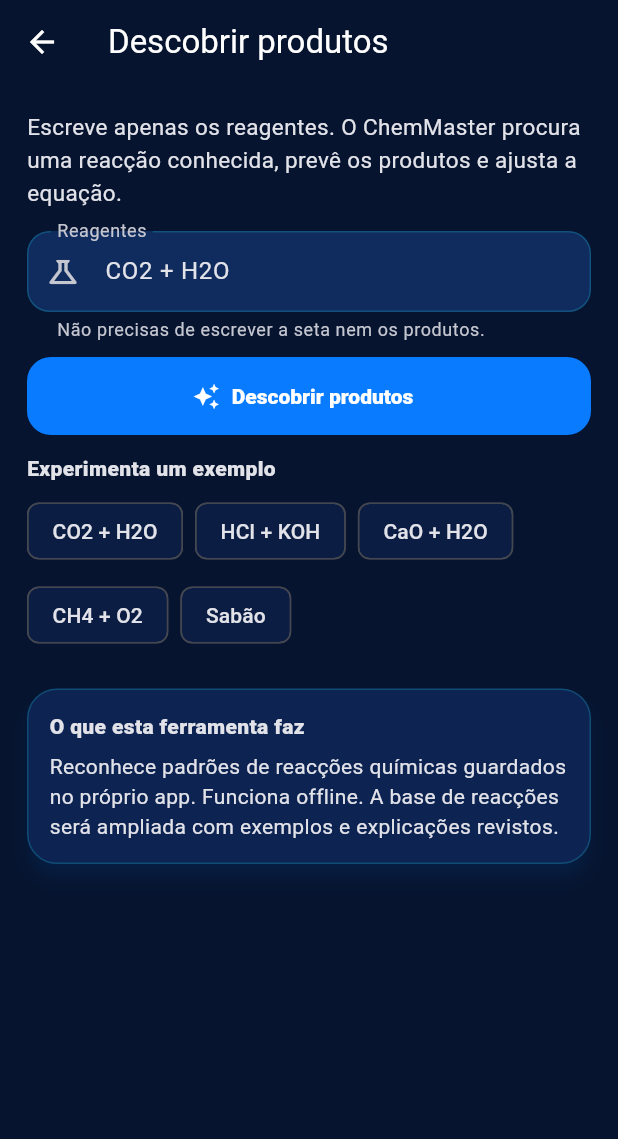
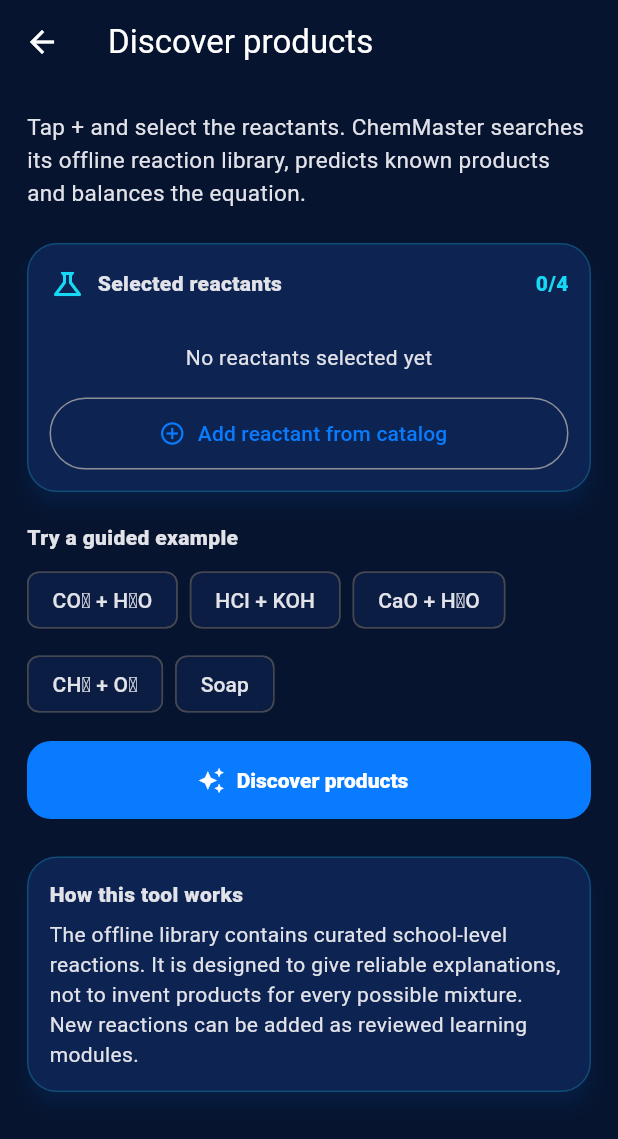
Before and after one commit to nexauren1/ChemMaster, a Flutter app: the ProductDiscoveryScreen screen opened directly, on a phone screen of 412 x 824 dp. Shown: the top 1139 px of the screen. Run offline on Flutter 3.47's test engine with Material 3 defaults, Android fonts, the phone set to English and light mode, and no system bars; our stand-ins replace shared_preferences; accounts and stored records are empty.

Commit message:
feat: replace formula typing with visual reactant selection

```diff
--- a/lib/screens/advanced_chemistry_screens.dart
+++ b/lib/screens/advanced_chemistry_screens.dart
@@ -1,4 +1,8 @@
 import 'package:flutter/material.dart';
+
+import '../core/chem_language.dart';
+import '../data/chemical_catalog.dart';
+import '../widgets/chemical_picker.dart';
 
 import '../chemistry/electron_configuration.dart';
 import '../chemistry/reaction_predictor.dart';
@@ -16,21 +20,77 @@ class ProductDiscoveryScreen extends StatefulWidget {
 }
 
 class _ProductDiscoveryScreenState extends State<ProductDiscoveryScreen> {
-  final TextEditingController _input =
-      TextEditingController(text: 'CO2 + H2O');
+  final List<ChemicalSpecies> _reactants = [];
   ReactionPrediction? _prediction;
   String? _message;
   bool _searched = false;
 
-  void _discover([String? example]) {
-    if (example != null) _input.text = example;
-    FocusScope.of(context).unfocus();
+  bool get _english => isEnglish(context);
+
+  Future<void> _addReactant() async {
+    if (_reactants.length >= 4) {
+      ScaffoldMessenger.of(context).showSnackBar(
+        SnackBar(content: Text(_english
+            ? 'Choose up to four reactants for this tool.'
+            : 'Escolhe até quatro reagentes nesta ferramenta.')),
+      );
+      return;
+    }
+    final item = await ChemicalPicker.show(context);
+    if (!mounted || item == null) return;
+    setState(() {
+      if (!_reactants.any((existing) => existing.id == item.id)) {
+        _reactants.add(item);
+      }
+      _prediction = null;
+      _message = null;
+      _searched = false;
+    });
+  }
+
+  void _loadExample(List<String> formulas) {
+    final items = formulas.map((formula) => chemicalCatalog.firstWhere(
+      (item) => item.formula == formula,
+    )).toList();
+    setState(() {
+      _reactants
+        ..clear()
+        ..addAll(items);
+      _prediction = null;
+      _message = null;
+      _searched = false;
+    });
+  }
+
+  void _removeReactant(ChemicalSpecies item) {
+    setState(() {
+      _reactants.remove(item);
+      _prediction = null;
+      _message = null;
+      _searched = false;
+    });
+  }
+
+  void _discover() {
+    if (_reactants.length < 2) {
+      setState(() {
+        _prediction = null;
+        _message = _english
+            ? 'Choose at least two reactants. A reaction needs substances to interact.'
+            : 'Escolhe pelo menos dois reagentes. Uma reacção precisa de substâncias que interajam.';
+        _searched = true;
+      });
+      return;
+    }
     try {
-      final result = ReactionPredictor.predict(_input.text);
+      final formulas = _reactants.map(formulaForReaction).toList();
+      final result = ReactionPredictor.predict(formulas.join(' + '));
       setState(() {
         _prediction = result;
         _message = result == null
-            ? 'Ainda não tenho uma regra química suficientemente segura para estes reagentes. O produto pode depender da concentração, temperatura, pressão, solvente ou de um catalisador.'
+            ? (_english
+                ? 'This combination is not yet in the verified reaction library. Products may depend on temperature, concentration, pressure, solvent or a catalyst. The app will not guess.'
+                : 'Esta combinação ainda não está na biblioteca de reacções verificadas. Os produtos podem depender da temperatura, concentração, pressão, solvente ou catalisador. O app não vai adivinhar.')
             : null;
         _searched = true;
       });
@@ -43,59 +103,142 @@ class _ProductDiscoveryScreenState extends State<ProductDiscoveryScreen> {
     } catch (_) {
       setState(() {
         _prediction = null;
-        _message = 'Não consegui interpretar esta entrada. Verifica as fórmulas e separa os reagentes com +.';
+        _message = _english
+            ? 'I could not interpret this selection. Choose the substances again.'
+            : 'Não consegui interpretar esta selecção. Escolhe novamente as substâncias.';
         _searched = true;
       });
     }
   }
 
-  @override
-  void dispose() {
-    _input.dispose();
-    super.dispose();
+  void _showSoap() {
+    setState(() {
+      _prediction = ReactionPredictor.soap();
+      _message = null;
+      _searched = true;
+    });
   }
 
   @override
   Widget build(BuildContext context) => Scaffold(
-        appBar: AppBar(title: const Text('Descobrir produtos')),
+    appBar: AppBar(
+      title: Text(_english ? 'Discover products' : 'Descobrir produtos'),
+    ),
     body: ListView(
       padding: const EdgeInsets.all(18),
       children: [
-            const Text(
-              'Escreve apenas os reagentes. O ChemMaster procura uma reacção conhecida, prevê os produtos e ajusta a equação.',
-              style: TextStyle(fontSize: 15, height: 1.45),
+        Text(
+          _english
+              ? 'Tap + and select the reactants. ChemMaster searches its offline reaction library, predicts known products and balances the equation.'
+              : 'Toca em + e escolhe os reagentes. O ChemMaster consulta a biblioteca offline de reacções, apresenta produtos conhecidos e equilibra a equação.',
+          style: const TextStyle(fontSize: 15, height: 1.45),
         ),
-            const SizedBox(height: 14),
-            TextField(
-              controller: _input,
-              textInputAction: TextInputAction.search,
-              onSubmitted: (_) => _discover(),
-              decoration: const InputDecoration(
-                labelText: 'Reagentes',
-                hintText: 'Ex.: CO2 + H2O',
-                helperText: 'Não precisas de escrever a seta nem os produtos.',
-                prefixIcon: Icon(Icons.science_outlined),
+        const SizedBox(height: 15),
+        Card(
+          child: Padding(
+            padding: const EdgeInsets.all(15),
+            child: Column(
+              crossAxisAlignment: CrossAxisAlignment.start,
+              children: [
+                Row(
+                  children: [
+                    const Icon(Icons.science_outlined, color: _chemCyan),
+                    const SizedBox(width: 8),
+                    Expanded(
+                      child: Text(
+                        _english ? 'Selected reactants' : 'Reagentes escolhidos',
+                        style: const TextStyle(fontWeight: FontWeight.w900),
                       ),
                     ),
+                    Text(
+                      _reactants.length.toString() + '/4',
+                      style: const TextStyle(color: _chemCyan, fontWeight: FontWeight.w900),
+                    ),
+                  ],
+                ),
                 const SizedBox(height: 10),
-            FilledButton.icon(
-              onPressed: _discover,
-              icon: const Icon(Icons.auto_awesome),
-              label: const Text('Descobrir produtos'),
+                if (_reactants.isEmpty)
+                  Padding(
+                    padding: const EdgeInsets.symmetric(vertical: 17),
+                    child: Center(
+                      child: Text(
+                        _english ? 'No reactants selected yet' : 'Ainda não escolheste reagentes',
                       ),
-            const SizedBox(height: 12),
-            const Text('Experimenta um exemplo', style: TextStyle(fontWeight: FontWeight.w800)),
+                    ),
+                  )
+                else
+                  ..._reactants.map(
+                    (item) => Container(
+                      margin: const EdgeInsets.only(bottom: 7),
+                      decoration: BoxDecoration(
+                        color: _chemBlue.withValues(alpha: .10),
+                        borderRadius: BorderRadius.circular(13),
+                      ),
+                      child: ListTile(
+                        dense: true,
+                        leading: Text(
+                          prettyFormula(formulaForReaction(item)),
+                          style: const TextStyle(color: _chemCyan, fontWeight: FontWeight.w900, fontSize: 17),
+                        ),
+                        title: Text(item.name(_english), style: const TextStyle(fontWeight: FontWeight.w800)),
+                        subtitle: Text(item.isElement
+                            ? (_english ? 'Element • usual reaction form' : 'Elemento • forma habitual na reacção')
+                            : categoryName(item.group, _english)),
+                        trailing: IconButton(
+                          onPressed: () => _removeReactant(item),
+                          icon: const Icon(Icons.close),
+                          tooltip: _english ? 'Remove' : 'Remover',
+                        ),
+                      ),
+                    ),
+                  ),
+                OutlinedButton.icon(
+                  onPressed: _addReactant,
+                  icon: const Icon(Icons.add_circle_outline),
+                  label: Text(_english ? 'Add reactant from catalog' : 'Adicionar reagente do catálogo'),
+                  style: OutlinedButton.styleFrom(minimumSize: const Size.fromHeight(48)),
+                ),
+              ],
+            ),
+          ),
+        ),
+        const SizedBox(height: 13),
+        Text(
+          _english ? 'Try a guided example' : 'Experimenta um exemplo',
+          style: const TextStyle(fontWeight: FontWeight.w900),
+        ),
         const SizedBox(height: 8),
         Wrap(
           spacing: 8,
           runSpacing: 8,
           children: [
-                ActionChip(label: const Text('CO2 + H2O'), onPressed: () => _discover('CO2 + H2O')),
-                ActionChip(label: const Text('HCl + KOH'), onPressed: () => _discover('HCl + KOH')),
-                ActionChip(label: const Text('CaO + H2O'), onPressed: () => _discover('CaO + H2O')),
-                ActionChip(label: const Text('CH4 + O2'), onPressed: () => _discover('CH4 + O2')),
-                ActionChip(label: const Text('Sabão'), onPressed: () => _discover('Sabão')),
+            ActionChip(
+              label: const Text('CO₂ + H₂O'),
+              onPressed: () => _loadExample(['CO2', 'H2O']),
+            ),
+            ActionChip(
+              label: const Text('HCl + KOH'),
+              onPressed: () => _loadExample(['HCl', 'KOH']),
+            ),
+            ActionChip(
+              label: const Text('CaO + H₂O'),
+              onPressed: () => _loadExample(['CaO', 'H2O']),
+            ),
+            ActionChip(
+              label: const Text('CH₄ + O₂'),
+              onPressed: () => _loadExample(['CH4', 'O2']),
+            ),
+            ActionChip(
+              label: Text(_english ? 'Soap' : 'Sabão'),
+              onPressed: _showSoap,
+            ),
           ],
+        ),
+        const SizedBox(height: 14),
+        FilledButton.icon(
+          onPressed: _discover,
+          icon: const Icon(Icons.auto_awesome),
+          label: Text(_english ? 'Discover products' : 'Descobrir produtos'),
         ),
         if (_searched && _prediction != null) ...[
           const SizedBox(height: 18),
@@ -109,14 +252,16 @@ class _ProductDiscoveryScreenState extends State<ProductDiscoveryScreen> {
               child: Column(
                 crossAxisAlignment: CrossAxisAlignment.start,
                 children: [
-                      const Row(
+                  Row(
                     children: [
-                          Icon(Icons.info_outline, color: Colors.orange),
-                          SizedBox(width: 8),
+                      const Icon(Icons.info_outline, color: Colors.orange),
+                      const SizedBox(width: 8),
                       Expanded(
                         child: Text(
-                              'Ainda não é possível determinar o produto',
-                              style: TextStyle(fontWeight: FontWeight.w900),
+                          _english
+                              ? 'The result needs more chemistry data'
+                              : 'Ainda não é possível determinar o produto',
+                          style: const TextStyle(fontWeight: FontWeight.w900),
                         ),
                       ),
                     ],
@@ -124,9 +269,11 @@ class _ProductDiscoveryScreenState extends State<ProductDiscoveryScreen> {
                   const SizedBox(height: 10),
                   Text(_message!, style: const TextStyle(height: 1.45)),
                   const SizedBox(height: 10),
-                      const Text(
-                        'Uma lista de elementos, por si só, não define uma reacção única. É preciso conhecer os reagentes reais e, em alguns casos, as condições da reacção.',
-                        style: TextStyle(fontSize: 12, color: Colors.amber, height: 1.4),
+                  Text(
+                    _english
+                        ? 'Elements are not magic ingredients: not every pair reacts, and one pair can form different products under different conditions.'
+                        : 'Os elementos não são ingredientes mágicos: nem todos os pares reagem, e o mesmo par pode formar produtos diferentes em condições diferentes.',
+                    style: const TextStyle(fontSize: 12, color: Colors.amber, height: 1.4),
                   ),
                 ],
               ),
@@ -134,9 +281,11 @@ class _ProductDiscoveryScreenState extends State<ProductDiscoveryScreen> {
           ),
         ],
         const SizedBox(height: 18),
-            const _InfoPanel(
-              title: 'O que esta ferramenta faz',
-              body: 'Reconhece padrões de reacções químicas guardados no próprio app. Funciona offline. A base de reacções será ampliada com exemplos e explicações revistos.',
+        _InfoPanel(
+          title: _english ? 'How this tool works' : 'Como esta ferramenta funciona',
+          body: _english
+              ? 'The offline library contains curated school-level reactions. It is designed to give reliable explanations, not to invent products for every possible mixture. New reactions can be added as reviewed learning modules.'
+              : 'A biblioteca offline contém reacções escolares seleccionadas e revistas. Foi criada para dar explicações fiáveis, não para inventar produtos para qualquer mistura. Novas reacções podem ser acrescentadas como módulos de aprendizagem revistos.',
         ),
       ],
     ),
```
Lines whose indentation alone changed are shown as unchanged.
